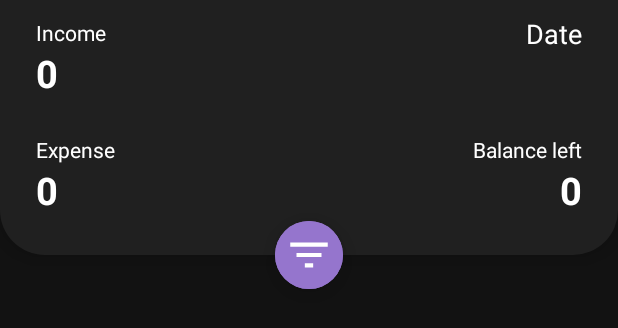
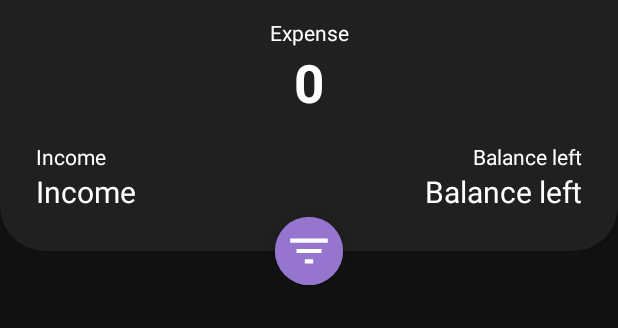
Before and after one commit to Monabbir-Ahmmad/Android-Project-Hishab, an Android app: the layout fragment_overview.xml on its own in the app's theme, with its tools: preview values and no code run, on a phone screen of 412 x 824 dp. Shown: the top 328 px of the screen. Run offline under Robolectric (Android 15) with nearby library versions, the light colour scheme and no system bars.

Commit message:
Removed date from overview and added cardview to transaction frag

```diff
--- a/Hishab/app/src/main/res/layout/activity_main.xml
+++ b/Hishab/app/src/main/res/layout/activity_main.xml
@@ -24,12 +24,12 @@
     <com.ismaeldivita.chipnavigation.ChipNavigationBar
         android:id="@+id/chip_nav_menu"
         android:layout_width="match_parent"
-        android:layout_height="50dp"
+        android:layout_height="wrap_content"
         android:layout_margin="10dp"
         android:background="@drawable/rounded_rectangle"
         android:backgroundTint="@color/light_black"
-        android:elevation="7dp"
-        app:cnb_iconSize="26dp"
+        android:elevation="8dp"
+        app:cnb_iconSize="24dp"
         app:cnb_menuResource="@menu/bottom_nav_menu"
         app:cnb_radius="10dp"
         app:cnb_unselectedColor="@color/white"
--- a/Hishab/app/src/main/res/layout/fragment_overview.xml
+++ b/Hishab/app/src/main/res/layout/fragment_overview.xml
@@ -20,49 +20,17 @@
         app:layout_constraintStart_toStartOf="parent"
         app:layout_constraintTop_toTopOf="parent">
 
-        <TextView
-            android:id="@+id/textView_current_date"
-            android:layout_width="wrap_content"
-            android:layout_height="wrap_content"
-            android:text="Date"
-            android:textColor="@color/white"
-            android:textSize="18sp"
-            android:textStyle="normal"
-            app:layout_constraintBottom_toBottomOf="@+id/textView_income"
-            app:layout_constraintEnd_toEndOf="parent"
-            app:layout_constraintTop_toTopOf="@+id/textView_income" />
-
-        <TextView
-            android:id="@+id/textView_income"
-            android:layout_width="wrap_content"
-            android:layout_height="wrap_content"
-            android:text="Income"
-            android:textColor="@color/white"
-            android:textSize="14sp"
-            app:layout_constraintStart_toStartOf="parent"
-            app:layout_constraintTop_toTopOf="parent" />
-
-        <TextView
-            android:id="@+id/textView_income_value"
-            android:layout_width="wrap_content"
-            android:layout_height="wrap_content"
-            android:text="0"
-            android:textColor="@color/white"
-            android:textSize="25sp"
-            android:textStyle="bold"
-            app:layout_constraintStart_toStartOf="@+id/textView_income"
-            app:layout_constraintTop_toBottomOf="@+id/textView_income" />
 
         <TextView
             android:id="@+id/textView_expense"
             android:layout_width="wrap_content"
             android:layout_height="wrap_content"
-            android:layout_marginTop="24dp"
             android:text="Expense"
             android:textColor="@color/white"
             android:textSize="14sp"
+            app:layout_constraintEnd_toEndOf="parent"
             app:layout_constraintStart_toStartOf="parent"
-            app:layout_constraintTop_toBottomOf="@+id/textView_income_value" />
+            app:layout_constraintTop_toTopOf="parent" />
 
         <TextView
             android:id="@+id/textView_expense_value"
@@ -70,30 +38,51 @@
             android:layout_height="wrap_content"
             android:text="0"
             android:textColor="@color/white"
-            android:textSize="25sp"
+            android:textSize="35sp"
             android:textStyle="bold"
-            app:layout_constraintStart_toStartOf="@+id/textView_expense"
+            app:layout_constraintEnd_toEndOf="parent"
+            app:layout_constraintStart_toStartOf="parent"
             app:layout_constraintTop_toBottomOf="@+id/textView_expense" />
+
+        <TextView
+            android:id="@+id/textView_income"
+            android:layout_width="wrap_content"
+            android:layout_height="wrap_content"
+            android:layout_marginTop="16dp"
+            android:text="Income"
+            android:textColor="@color/white"
+            android:textSize="14sp"
+            app:layout_constraintStart_toStartOf="parent"
+            app:layout_constraintTop_toBottomOf="@+id/textView_expense_value" />
+
+        <TextView
+            android:id="@+id/textView_income_value"
+            android:layout_width="wrap_content"
+            android:layout_height="wrap_content"
+            android:text="Income"
+            android:textColor="@color/white"
+            android:textSize="20sp"
+            app:layout_constraintStart_toStartOf="@+id/textView_income"
+            app:layout_constraintTop_toBottomOf="@+id/textView_income" />
 
         <TextView
             android:id="@+id/textView_balanceleft"
             android:layout_width="wrap_content"
             android:layout_height="wrap_content"
+            android:layout_marginTop="16dp"
             android:text="Balance left"
             android:textColor="@color/white"
             android:textSize="14sp"
-            app:layout_constraintBottom_toBottomOf="@+id/textView_expense"
             app:layout_constraintEnd_toEndOf="parent"
-            app:layout_constraintTop_toTopOf="@+id/textView_expense" />
+            app:layout_constraintTop_toBottomOf="@+id/textView_expense_value" />
 
         <TextView
             android:id="@+id/textView_balanceleft_value"
             android:layout_width="wrap_content"
             android:layout_height="wrap_content"
-            android:text="0"
+            android:text="Balance left"
             android:textColor="@color/white"
-            android:textSize="25sp"
-            android:textStyle="bold"
+            android:textSize="20sp"
             app:layout_constraintEnd_toEndOf="@+id/textView_balanceleft"
             app:layout_constraintTop_toBottomOf="@+id/textView_balanceleft" />
 
```
Also changed, not shown: Hishab/app/src/main/java/com/example/hishab/OverviewFragment.java (+6 -9 lines), Hishab/app/src/main/res/layout/fragment_transaction.xml (+22 -13 lines).
